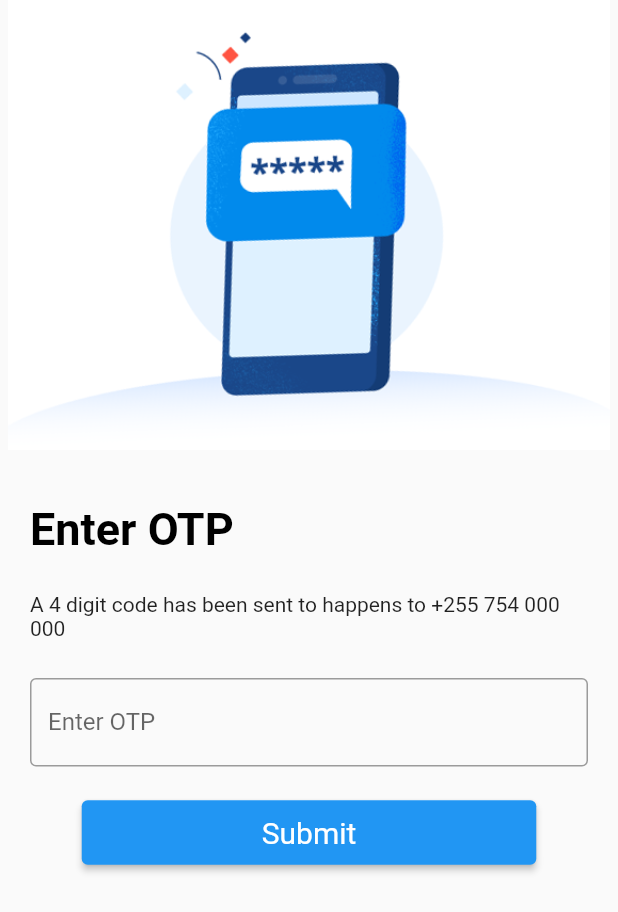
After one commit to elinonga/flutter_auth, a Flutter app: the EnterOTPPage screen opened directly, on a phone screen of 412 x 824 dp. The commit adds this screen. Shown: the top 912 px of the screen. Run offline on Flutter 3.47's test engine with Material 2 defaults, Android fonts, the phone set to English and light mode, and no system bars.

Commit message:
:truck: send OTP page

```diff
--- /dev/null
+++ b/lib/pages/enter_otp.dart
@@ -0,0 +1,61 @@
+import 'package:flutter/material.dart';
+import 'package:login/widgets/buttons/save_button.dart';
+import 'package:login/widgets/headers/image_header.dart';
+import 'package:login/widgets/headers/text_header.dart';
+import 'package:login/widgets/inputs/text_input_field.dart';
+
+class EnterOTPPage extends StatefulWidget {
+  const EnterOTPPage({Key? key}) : super(key: key);
+
+  @override
+  State<EnterOTPPage> createState() => _EnterOTPPageState();
+}
+
+class _EnterOTPPageState extends State<EnterOTPPage> {
+  @override
+  Widget build(BuildContext context) {
+    return Scaffold(
+        body: ListView(
+      children: [
+        Column(
+          mainAxisAlignment: MainAxisAlignment.center,
+          children: const [
+            // OTP Image
+            CustomImageHeader(
+              imgUrl: "assets/images/banners/otp.png",
+            ),
+            SizedBox(height: 35),
+
+            // Enter OTP - Text
+            CustomTextHeader(
+              header: "Enter OTP",
+            ),
+            SizedBox(height: 25),
+
+            // OTP Text words
+            Padding(
+              padding: EdgeInsets.only(
+                left: 20.0,
+                right: 20.0,
+              ),
+              child: Text(
+                "A 4 digit code has been sent to happens to +255 754 000 000",
+              ),
+            ),
+            SizedBox(height: 25),
+
+            // OTP TextField
+            CustomTextInputField(
+              label: "Enter OTP",
+            ),
+            SizedBox(height: 20),
+
+            // Submit Button
+            CustomSaveButton(label: 'Submit'),
+            SizedBox(height: 20),
+          ],
+        )
+      ],
+    ));
+  }
+}
--- a/lib/pages/forgot_password.dart
+++ b/lib/pages/forgot_password.dart
@@ -49,7 +49,7 @@ class _ForgotPasswordPageState extends State<ForgotPasswordPage> {
                     right: 20.0,
                   ),
                   child: Text(
-                    """It happens to the best of us. Please enter the email address linked to your account, and we'll guide you through the password reset process.""",
+                    "It happens to the best of us. Please enter the email address linked to your account, and we'll guide you through the password reset process.",
                   ),
                 ),
                 SizedBox(height: 25),
--- a/lib/pages/register.dart
+++ b/lib/pages/register.dart
@@ -1,4 +1,5 @@
 import 'package:flutter/material.dart';
+import 'package:login/pages/enter_otp.dart';
 import 'package:login/pages/login.dart';
 import 'package:login/widgets/buttons/save_button.dart';
 import 'package:login/widgets/headers/image_header.dart';
@@ -81,6 +82,11 @@ class _RegistrationPageState extends State<RegistrationPage> {
                       recognizer: TapGestureRecognizer()
                         ..onTap = () {
                           // Handle the terms and conditions link tap here
+                          Navigator.push(
+                            context,
+                            MaterialPageRoute(
+                                builder: (context) => const EnterOTPPage()),
+                          );
                         },
                     ),
                     const TextSpan(
```
